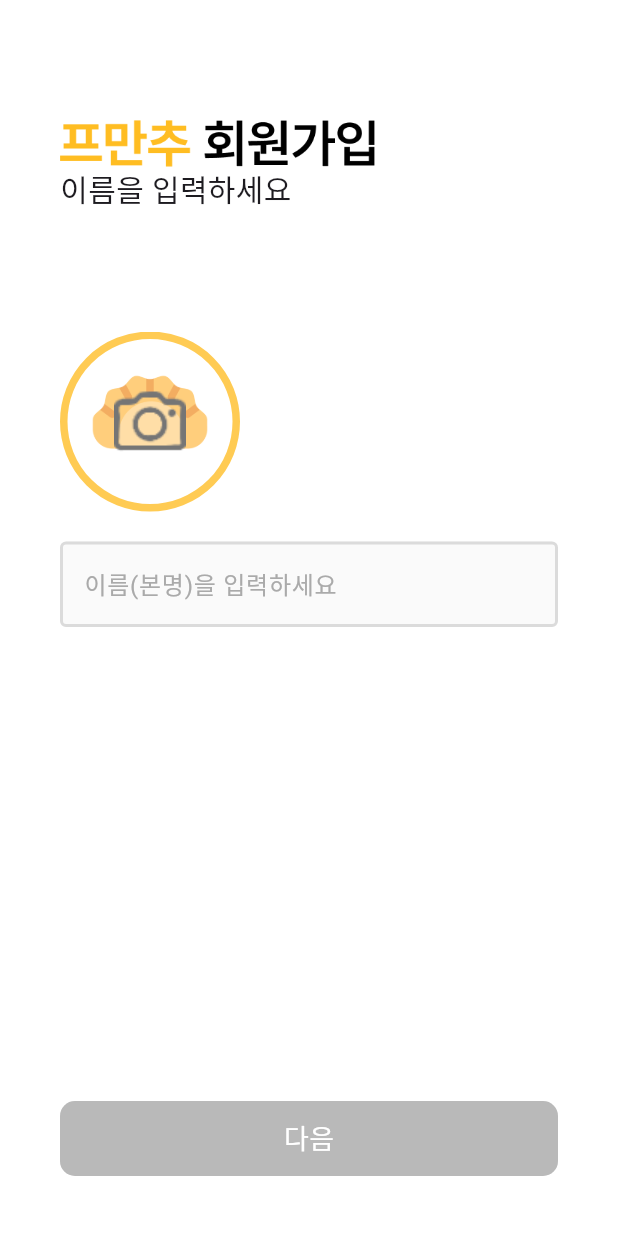
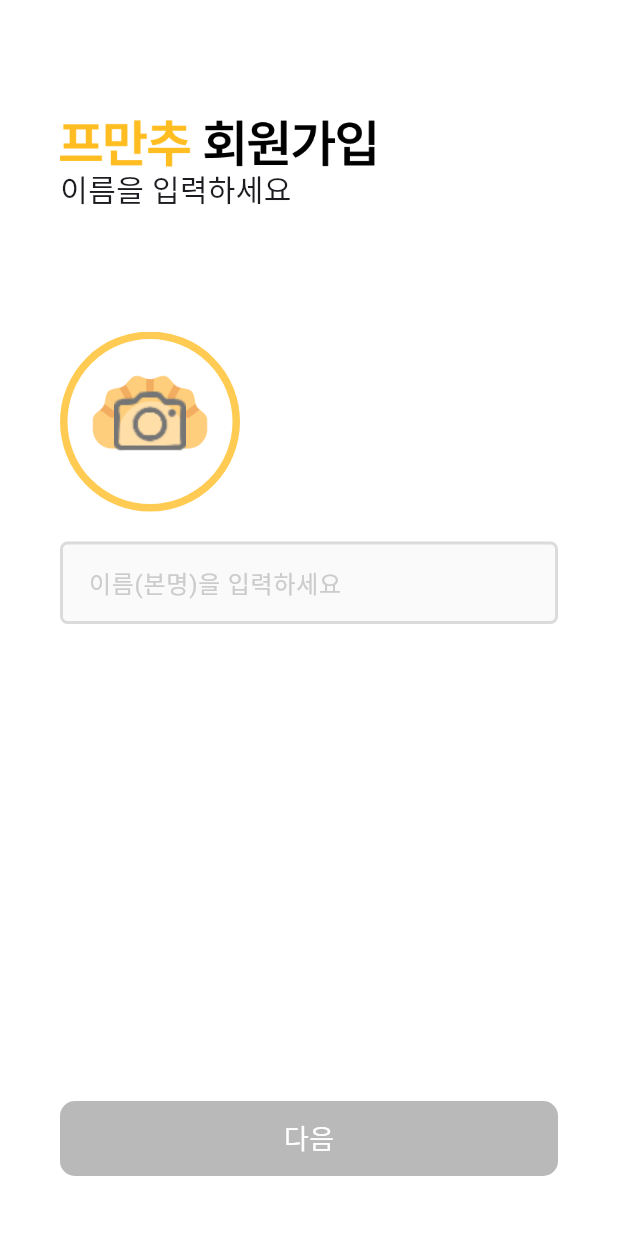
Before and after one commit to Pmanchu-Service/Pmanchu_FLUTTER, a Flutter app: the SignUpPage screen opened directly, on a phone screen of 412 x 824 dp. Run offline on Flutter 3.47's test engine with Material 3 defaults, Android fonts, the phone set to English and light mode, and no system bars; our stand-ins replace image_picker; Roboto replaces fonts that are missing (Pretendard).

Commit message:
design - input

```diff
--- a/lib/design/input.dart
+++ b/lib/design/input.dart
@@ -8,7 +8,23 @@ class InputText extends StatefulWidget {
   final int? maxLength;
   final String placeholder;
   final int? defaultLine;
-  const InputText({super.key, this.onChanged, this.onSubmitted, this.controller, this.maxLength, this.placeholder = "", this.defaultLine});
+  final BorderRadius radius;
+  final EdgeInsets padding;
+  final double? lineHeight;
+  final Widget? prefixIcon;
+  const InputText({
+    super.key,
+    this.onChanged,
+    this.onSubmitted,
+    this.controller,
+    this.maxLength,
+    this.placeholder = "",
+    this.defaultLine,
+    this.radius = const BorderRadius.all(Radius.circular(5)),
+    this.padding = const EdgeInsets.symmetric(horizontal: 15, vertical: 15),
+    this.lineHeight,
+    this.prefixIcon
+  });
 
   @override
   State<InputText> createState() => _InputTextState();
@@ -17,7 +33,12 @@ class InputText extends StatefulWidget {
 class _InputTextState extends State<InputText> {
   @override
   Widget build(BuildContext context) {
-    return TextField(
+    return TextSelectionTheme(
+      data: TextSelectionThemeData(
+        selectionColor: main3.withOpacity(0.5),
+        selectionHandleColor: main2
+      ),
+      child: TextField(
         controller: widget.controller,
         onChanged: widget.onChanged??(_){},
         onSubmitted: widget.onSubmitted??(_){},
@@ -27,16 +48,21 @@ class _InputTextState extends State<InputText> {
         cursorHeight: 16,
         maxLines: (widget.defaultLine != null) ? null : 1,
         minLines: widget.defaultLine,
+        style: TextStyle(height: widget.lineHeight),
         decoration: InputDecoration(
           filled: true,
           fillColor: gray1,
           hoverColor: gray1,
-        focusedBorder: const OutlineInputBorder(borderSide: BorderSide(color: gray2, width: 2)),
-        border: const OutlineInputBorder(borderSide: BorderSide(color: gray2, width: 2)),
-        enabledBorder: const OutlineInputBorder(borderSide: BorderSide(color: gray2, width: 2)),
+          isDense: true,
+          prefixIcon: widget.prefixIcon,
+          contentPadding: widget.padding,
+          focusedBorder: OutlineInputBorder(borderSide: const BorderSide(color: gray2, width: 2), borderRadius: widget.radius),
+          border: OutlineInputBorder(borderSide: const BorderSide(color: gray2, width: 2), borderRadius: widget.radius),
+          enabledBorder: OutlineInputBorder(borderSide: const BorderSide(color: gray2, width: 2), borderRadius: widget.radius),
           hintText: widget.placeholder,
-        hintStyle: const TextStyle(color: gray5),
+          hintStyle: const TextStyle(color: gray3),
           counterText: ''
+        )
       )
     );
   }
```
Lines whose indentation alone changed are shown as unchanged.
